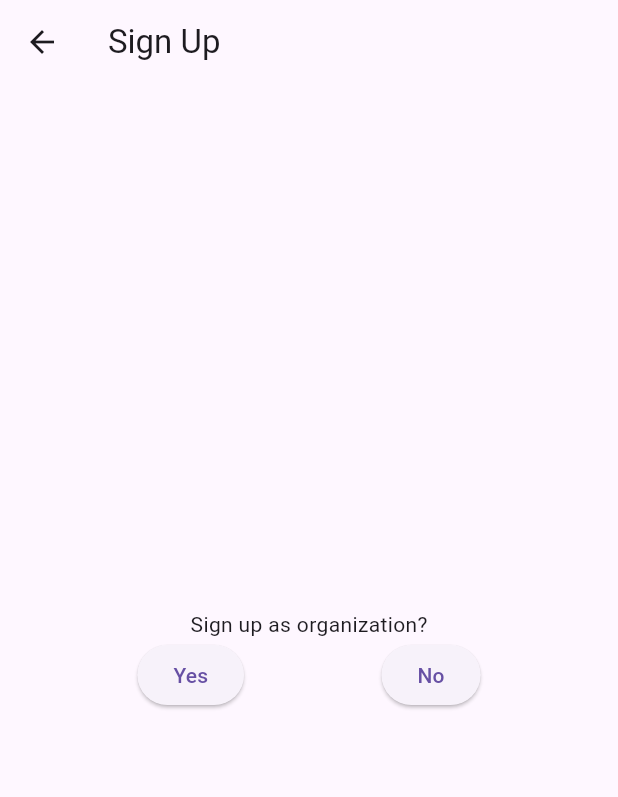
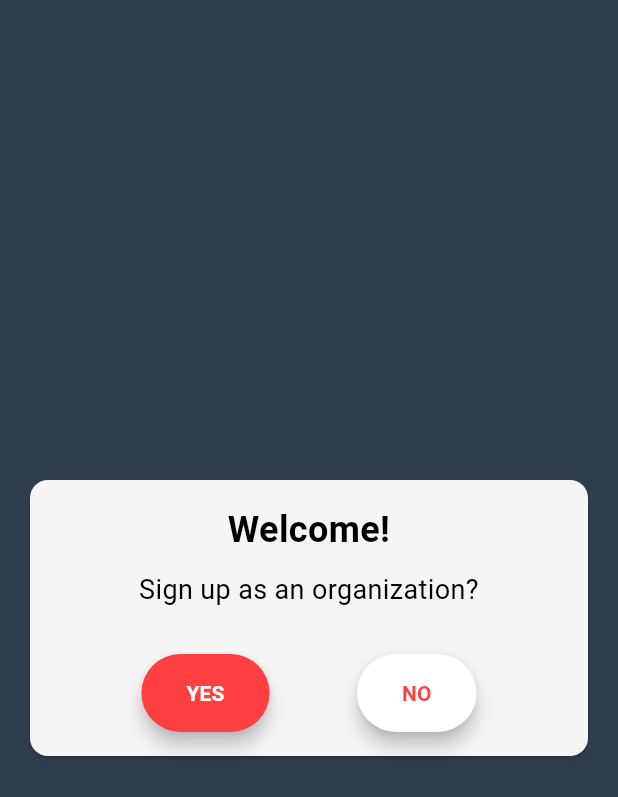
Before and after one commit to ICS-CMSC-23/donation-drive-app, a Flutter app: the OrganizationQuestionPage screen opened by its route, on a phone screen of 412 x 824 dp. Shown: the top 797 px of the screen. Run offline on Flutter 3.47's test engine with Material 3 defaults, Android fonts, the phone set to English and light mode, and no system bars; our stand-ins replace email_validator, firebase_auth, firebase_core; accounts and stored records are empty.

Commit message:
ui: updated org question page design

```diff
--- a/lib/screens/organization_question_page.dart
+++ b/lib/screens/organization_question_page.dart
@@ -6,30 +6,83 @@ class OrganizationQuestionPage extends StatelessWidget {
   @override
   Widget build(BuildContext context) {
     return Scaffold(
-      appBar: AppBar(
-        title: const Text('Sign Up'),
+      backgroundColor: const Color.fromRGBO(48, 61, 78, 1),
+      body: Center(
+        child: SingleChildScrollView(
+          child: Container(
+            padding: EdgeInsets.only(
+              bottom: MediaQuery.of(context).viewInsets.bottom,
             ),
-      body: Center(
+            child: Card(
+              color: Colors.grey[100],
+              margin: const EdgeInsets.all(20),
+              child: Padding(
+                padding: const EdgeInsets.all(16),
                 child: Column(
+                  mainAxisSize: MainAxisSize.min,
                   mainAxisAlignment: MainAxisAlignment.center,
                   crossAxisAlignment: CrossAxisAlignment.center,
                   children: [
-            const Text('Sign up as organization?'),
-            Row(mainAxisAlignment: MainAxisAlignment.spaceEvenly, children: [
+                    const Text(
+                      'Welcome!',
+                      style: TextStyle(
+                        fontSize: 24,
+                        fontWeight: FontWeight.bold,
+                        color: Colors.black,
+                      ),
+                      textAlign: TextAlign.center,
+                    ),
+                    const SizedBox(height: 10),
+                    const Text(
+                      'Sign up as an organization?',
+                      style: TextStyle(
+                        fontSize: 18,
+                        color: Colors.black,
+                      ),
+                      textAlign: TextAlign.center,
+                    ),
+                    const SizedBox(height: 30),
+                    Row(
+                      mainAxisAlignment: MainAxisAlignment.spaceEvenly,
+                      children: [
                         ElevatedButton(
+                          style: ElevatedButton.styleFrom(
+                            elevation: 5,
+                            backgroundColor:
+                                const Color.fromRGBO(255, 63, 64, 1),
+                            foregroundColor: Colors.white,
+                            padding: const EdgeInsets.symmetric(
+                                horizontal: 30, vertical: 16),
+                          ),
                           onPressed: () {
-                  Navigator.pushReplacementNamed(context, '/orgsignup');
+                            Navigator.pushReplacementNamed(
+                                context, '/orgsignup');
                           },
-                child: const Text('Yes'),
+                          child: const Text('YES',
+                              style: TextStyle(fontWeight: FontWeight.bold)),
                         ),
                         ElevatedButton(
+                          style: ElevatedButton.styleFrom(
+                            elevation: 5,
+                            backgroundColor: Colors.white,
+                            foregroundColor:
+                                const Color.fromRGBO(255, 63, 64, 1),
+                            padding: const EdgeInsets.symmetric(
+                                horizontal: 30, vertical: 16),
+                          ),
                           onPressed: () {
                             Navigator.pushReplacementNamed(context, '/signup');
                           },
-                child: const Text('No'),
+                          child: const Text('NO',
+                              style: TextStyle(fontWeight: FontWeight.bold)),
                         )
-            ]),
                       ],
+                    ),
+                  ],
+                ),
+              ),
+            ),
+          ),
         ),
       ),
     );
```
Lines whose indentation alone changed are shown as unchanged.
